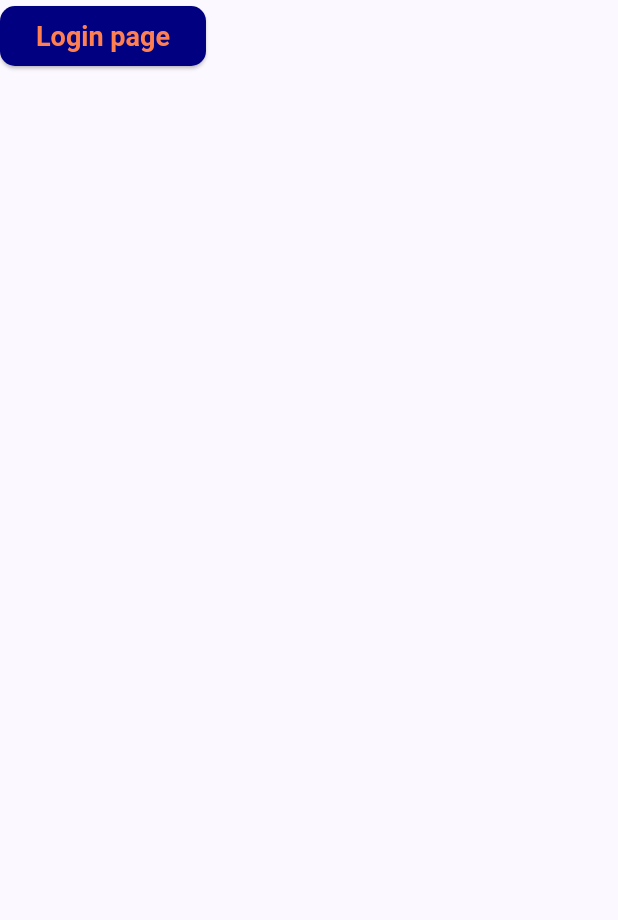
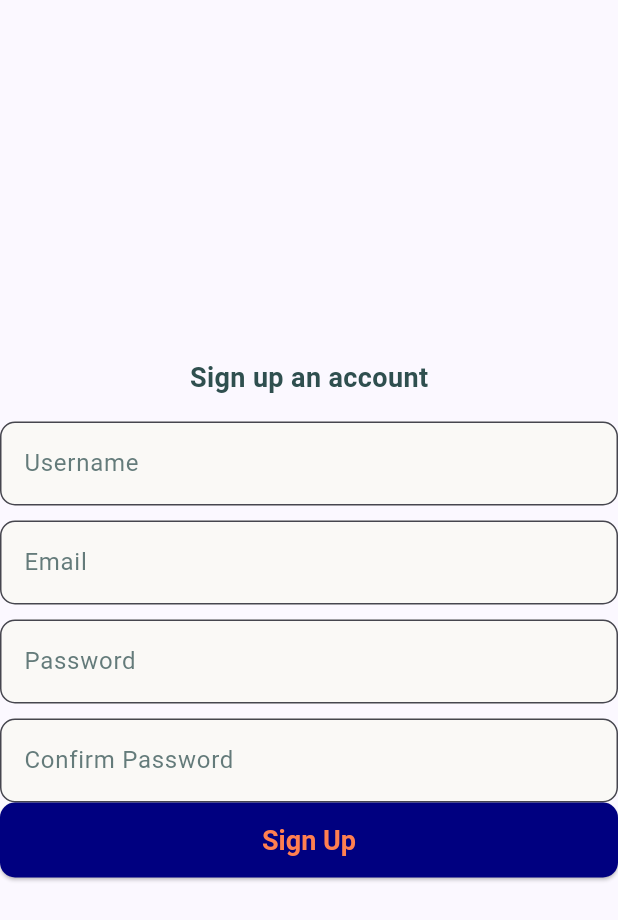
Before and after one commit to Fateme-Afshar/invoice_maker, a Flutter app: the SignUpPage screen opened directly, on a phone screen of 412 x 824 dp. Shown: the top 920 px of the screen. Run offline on Flutter 3.47's test engine with Material 3 defaults, Android fonts, the light colour scheme and no system bars; Roboto replaces fonts that are missing (segoe).

```diff
--- a/lib/sign-up/SignUpPage.dart
+++ b/lib/sign-up/SignUpPage.dart
@@ -1,16 +1,59 @@
 import 'package:flutter/cupertino.dart';
 import 'package:flutter/material.dart';
 
-class SignUpPage extends StatelessWidget{
+import '../custom-widget/CustomButton.dart';
+import '../custom-widget/CustomTextField.dart';
+
+class SignUpPage extends StatelessWidget {
   const SignUpPage({super.key});
 
   @override
   Widget build(BuildContext context) {
-    return  Scaffold(
-      body: ElevatedButton(onPressed: (){
-
-      }, child: Text("Login page"),),
+    return Scaffold(
+      body: Center(
+        child: Container(
+          constraints: BoxConstraints(minWidth: 400),
+          child: Column(
+            mainAxisAlignment: MainAxisAlignment.center,
+            children: [
+              const Padding(
+                padding: EdgeInsets.only(bottom: 16),
+                child: Text("Sign up an account"),
+              ),
+              InputTextField(
+                key: const Key("usernameField"),
+                hint: "Username",
+              ),
+              const SizedBox(
+                height: 10,
+              ),
+              InputTextField(
+                key: const Key("emailField"),
+                hint: "Email",
+              ),
+              const SizedBox(
+                height: 10,
+              ),
+              InputTextField(
+                key: const Key("passwordField"),
+                hint: "Password",
+              ),
+              const SizedBox(
+                height: 10,
+              ),
+              InputTextField(
+                key: const Key("confirmPasswordField"),
+                hint: "Confirm Password",
+              ),
+              Button(
+                btnKey: const Key("signupBtn"),
+                buttonText: "Sign Up",
+                onPress: () {},
+              ),
+            ],
+          ),
+        ),
+      ),
     );
   }
-
 }
```
Also changed, not shown: 1 other file.
